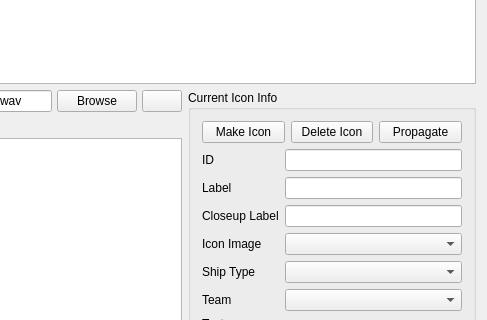
The window that qtfred/ui/BriefingEditorDialog.ui (scp-fs2open/fs2open.github.com) describes before a commit, drawn with Qt 5; both pictures show x 135 to 622 and y 180 to 500 of the 622 by 732 pixel window.
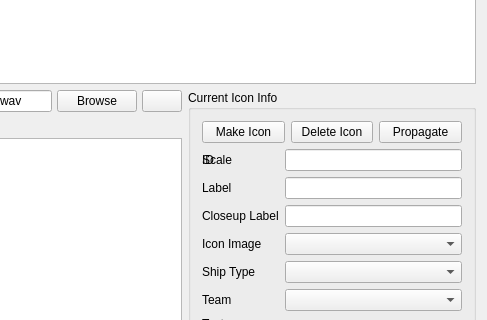
The same window after the commit. Icons and pictures are not drawn.

Commit message: allow for arbitrary briefing icon scaling

```diff
--- a/qtfred/ui/BriefingEditorDialog.ui
+++ b/qtfred/ui/BriefingEditorDialog.ui
@@ -160,6 +160,13 @@
             </property>
            </widget>
           </item>
+		  <item row="0" column="0">
+		   <widget class="QLabel" name="iconScale">
+		    <property name="text">
+		     <string>Scale</string>
+		    </property>
+		   </widget>
+		  </item>
          </layout>
         </item>
         <item row="2" column="0">
```
The commit also changes 11 other files.
